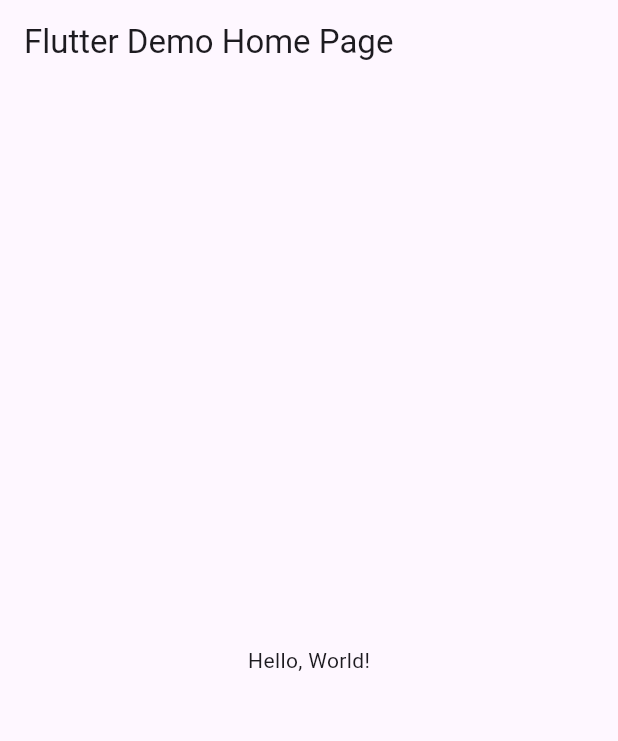
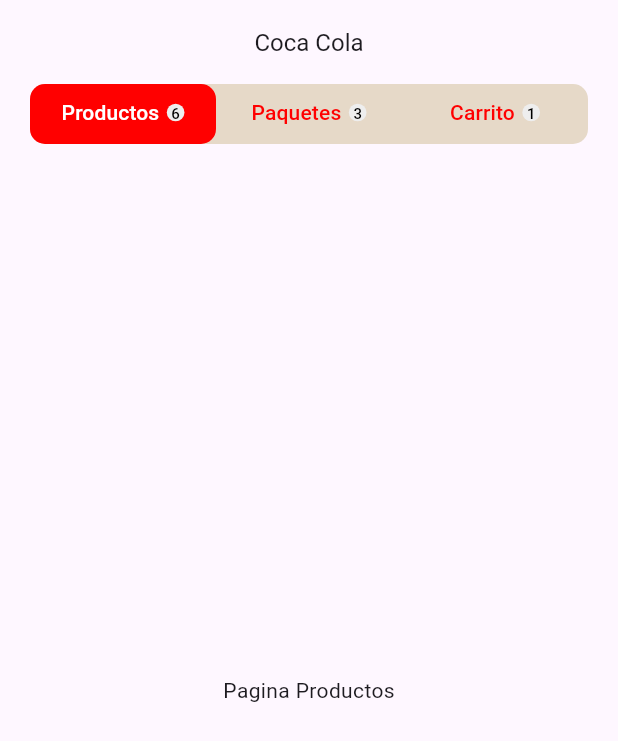
Before and after one commit to Miguelrenteria10/Ull_A7_slider, a Flutter app: the screen it shows after launch, on a phone screen of 412 x 824 dp. Shown: the top 741 px of the screen. Run offline on Flutter 3.47's test engine with Material 3 defaults, Android fonts, the phone set to English and light mode, and no system bars.

```diff
--- /dev/null
+++ b/lib/home_page.dart
@@ -0,0 +1,57 @@
+import 'package:flutter/material.dart';
+import 'package:Renteria1099/tab_item.dart';
+
+class HomePage extends StatelessWidget {
+  const HomePage({Key? key}) : super(key: key);
+
+  @override
+  Widget build(BuildContext context) {
+    return DefaultTabController(
+      length: 3,
+      child: Scaffold(
+          appBar: AppBar(
+            title: const Text(
+              "Coca Cola",
+              style: TextStyle(fontSize: 16),
+            ),
+            centerTitle: true,
+            bottom: PreferredSize(
+              preferredSize: const Size.fromHeight(40),
+              child: ClipRRect(
+                borderRadius: const BorderRadius.all(Radius.circular(10)),
+                child: Container(
+                  height: 40,
+                  margin: const EdgeInsets.symmetric(horizontal: 20),
+                  decoration: BoxDecoration(
+                    borderRadius: const BorderRadius.all(Radius.circular(10)),
+                    color: Color(0xffe6d9c8),
+                  ),
+                  child: const TabBar(
+                    indicatorSize: TabBarIndicatorSize.tab,
+                    dividerColor: Colors.transparent,
+                    indicator: BoxDecoration(
+                      color: Color(0xffff0000),
+                      borderRadius: BorderRadius.all(Radius.circular(10)),
+                    ),
+                    labelColor: Colors.white,
+                    unselectedLabelColor: Color(0xffff0000),
+                    tabs: [
+                      TabItem(title: "Productos", count: 6),
+                      TabItem(title: "Paquetes", count: 3),
+                      TabItem(title: "Carrito", count: 1),
+                    ],
+                  ),
+                ),
+              ),
+            ),
+          ),
+          body: const TabBarView(
+            children: [
+              Center(child: Text("Pagina Productos")),
+              Center(child: Text("Pagina Paquetes")),
+              Center(child: Text("Pagina Carrito")),
+            ],
+          )),
+    );
+  }
+}
--- a/lib/main.dart
+++ b/lib/main.dart
@@ -1,43 +1,19 @@
 import 'package:flutter/material.dart';
+import 'package:Renteria1099/home_page.dart';
+import 'package:Renteria1099/tab_item.dart';
 
-void main() => runApp(MyApp());
+void main() {
+  runApp(const MyApp());
+}
 
 class MyApp extends StatelessWidget {
-  const MyApp({super.key});
-  // This widget is the root of your application.
+  const MyApp({Key? key}) : super(key: key);
+
   @override
   Widget build(BuildContext context) {
-    return MaterialApp(
-      // Application name
-      title: 'Flutter Hello World',
-      // Application theme data, you can set the colors for the application as
-      // you want
-      theme: ThemeData(
-        // useMaterial3: false,
-        primarySwatch: Colors.blue,
-      ),
-      // A widget which will be started on application startup
-      home: MyHomePage(title: 'Flutter Demo Home Page'),
+    return const MaterialApp(
+      debugShowCheckedModeBanner: false,
+      home: HomePage(),
     );
   }
 }
-
-class MyHomePage extends StatelessWidget {
-  final String title;
-  const MyHomePage({super.key, required this.title});
-
-  @override
-  Widget build(BuildContext context) {
-    return Scaffold(
-      appBar: AppBar(
-        // The title text which will be shown on the action bar
-        title: Text(title),
-      ),
-      body: Center(
-        child: Text(
-          'Hello, World!',
-        ),
-      ),
-    );
-  }
-}
--- /dev/null
+++ b/lib/tab_item.dart
@@ -0,0 +1,48 @@
+import 'package:flutter/material.dart';
+
+class TabItem extends StatelessWidget {
+  final String title;
+  final int count;
+  const TabItem({
+    super.key,
+    required this.title,
+    required this.count,
+  });
+
+  @override
+  Widget build(BuildContext context) {
+    return Tab(
+      child: Row(
+        mainAxisAlignment: MainAxisAlignment.center,
+        children: [
+          Text(
+            title,
+            overflow: TextOverflow.ellipsis,
+          ),
+          count > 0
+              ? Container(
+                  margin: const EdgeInsetsDirectional.only(start: 5),
+                  padding: const EdgeInsets.all(3),
+                  decoration: BoxDecoration(
+                    color: Colors.grey.shade200,
+                    shape: BoxShape.circle,
+                  ),
+                  child: Center(
+                    child: Text(
+                      count > 9 ? "9+" : count.toString(),
+                      style: const TextStyle(
+                        color: Color(0xff000000),
+                        fontSize: 10,
+                      ),
+                    ),
+                  ),
+                )
+              : const SizedBox(
+                  width: 0,
+                  height: 0,
+                ),
+        ],
+      ),
+    );
+  }
+}
```
